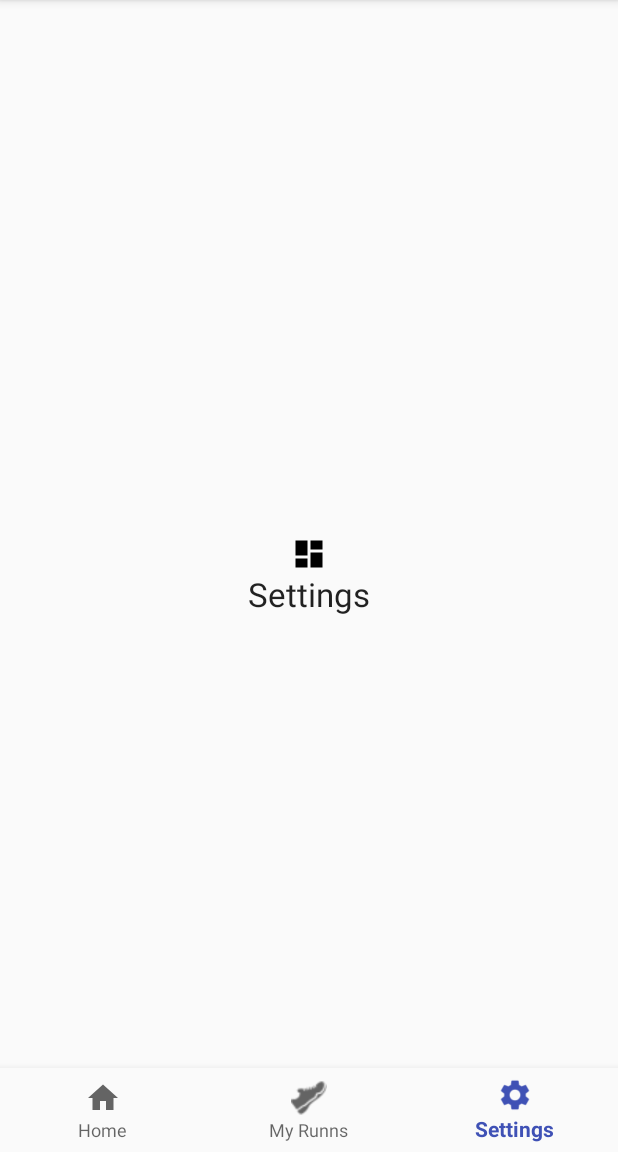
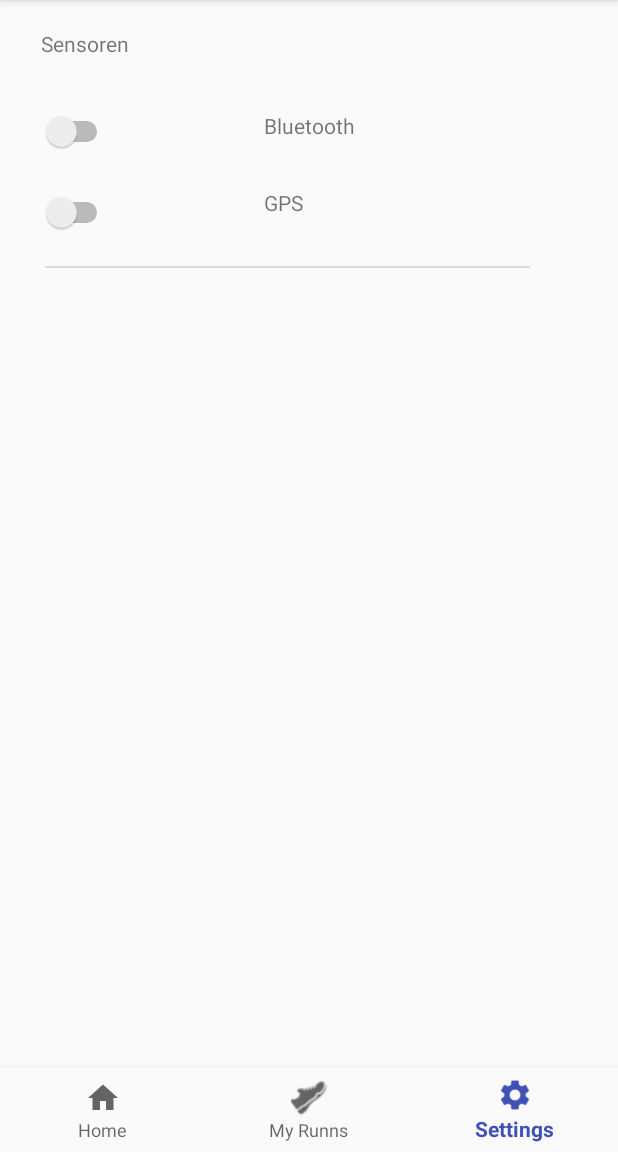
Before and after one commit to JoKraken/SBMA_FinalProject, an Android app: the screen it shows after launch (MainActivity), item 3 of the bottom bar chosen, on a phone screen of 412 x 824 dp, the part 84-1236 px from its top. Run offline under Robolectric (Android 15) with nearby library versions, the phone set to English and light mode, and no system bars.

Commit message:
edit settings

```diff
--- a/app/src/main/res/layout/fragment_setting.xml
+++ b/app/src/main/res/layout/fragment_setting.xml
@@ -4,14 +4,56 @@
     android:layout_height="match_parent">
 
     <TextView
-        android:id="@+id/textViewDashboard"
-        android:layout_width="match_parent"
+        android:id="@+id/textView2"
+        android:layout_width="186dp"
+        android:layout_height="32dp"
+        android:layout_alignParentTop="true"
+        android:layout_alignStart="@+id/switch1"
+        android:layout_marginTop="19dp"
+        android:text="@string/settings_headline1" />
+
+    <Switch
+        android:id="@+id/switch1"
+        android:layout_width="wrap_content"
         android:layout_height="wrap_content"
-        android:text="@string/title_setting"
-        android:textAppearance="@style/Base.TextAppearance.AppCompat.Large"
-        android:layout_centerInParent="true"
-        android:layout_centerHorizontal="true"
-        android:gravity="center_horizontal"
-        android:drawableTop="@drawable/ic_dashboard_black_24dp"/>
+        android:layout_alignParentStart="true"
+        android:layout_alignParentTop="true"
+        android:layout_marginStart="27dp"
+        android:layout_marginTop="74dp" />
+
+    <TextView
+        android:id="@+id/textView"
+        android:layout_width="200dp"
+        android:layout_height="30dp"
+        android:layout_alignParentEnd="true"
+        android:layout_alignTop="@+id/switch1"
+        android:layout_marginEnd="36dp"
+        android:text="@string/settings_bluetooth" />
+
+    <Switch
+        android:id="@+id/switch2"
+        android:layout_width="wrap_content"
+        android:layout_height="wrap_content"
+        android:layout_alignParentTop="true"
+        android:layout_alignStart="@+id/switch1"
+        android:layout_marginTop="128dp"/>
+
+    <TextView
+        android:id="@+id/textView3"
+        android:layout_width="200dp"
+        android:layout_height="30dp"
+        android:layout_alignBottom="@+id/switch2"
+        android:layout_alignStart="@+id/textView"
+        android:text="@string/settings_gps" />
+
+    <View
+        android:id="@+id/divider"
+        android:layout_width="323dp"
+        android:layout_height="1dp"
+        android:layout_alignParentStart="true"
+        android:layout_alignParentTop="true"
+        android:layout_marginStart="30dp"
+        android:layout_marginTop="177dp"
+        android:background="?android:attr/listDivider" />
 
 </RelativeLayout>
--- a/app/src/main/res/values/strings.xml
+++ b/app/src/main/res/values/strings.xml
@@ -5,4 +5,7 @@
     <string name="title_myRunns">My Runns</string>
     <string name="title_setting">Settings</string>
     <string name="title_diagram">Overview</string>
+    <string name="settings_headline1">Sensoren</string>
+    <string name="settings_bluetooth">Bluetooth</string>
+    <string name="settings_gps">GPS</string>
 </resources>
```
